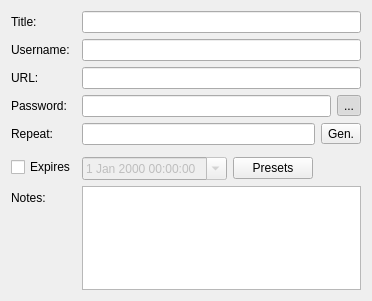
The window that src/gui/entry/EditEntryWidgetMain.ui (keepassxreboot/keepassxc) describes before a commit, drawn with Qt 5.
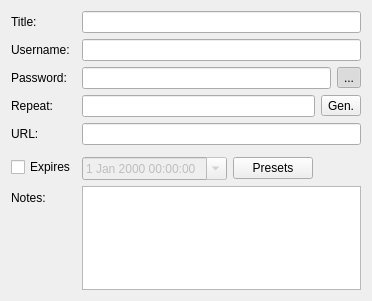
The same window after the commit. Custom widgets are drawn as their Qt base class.

Commit message: EditEntryWidget: move the URL field beneath the password.

```diff
--- a/src/gui/entry/EditEntryWidgetMain.ui
+++ b/src/gui/entry/EditEntryWidgetMain.ui
@@ -34,16 +34,6 @@
    <item row="1" column="1">
     <widget class="QLineEdit" name="usernameEdit"/>
    </item>
-   <item row="2" column="0">
-    <widget class="QLabel" name="urlLabel">
-     <property name="text">
-      <string>URL:</string>
-     </property>
-    </widget>
-   </item>
-   <item row="2" column="1">
-    <widget class="QLineEdit" name="urlEdit"/>
-   </item>
    <item row="3" column="0">
     <widget class="QLabel" name="passwordLabel">
      <property name="text">
@@ -104,16 +94,26 @@
     </layout>
    </item>
    <item row="6" column="1">
+    <widget class="QLineEdit" name="urlEdit"/>
+   </item>
+   <item row="6" column="0">
+    <widget class="QLabel" name="urlLabel">
+     <property name="text">
+      <string>URL:</string>
+     </property>
+    </widget>
+   </item>
+   <item row="7" column="1">
     <widget class="PasswordGeneratorWidget" name="passwordGenerator" native="true"/>
    </item>
-   <item row="7" column="0">
+   <item row="8" column="0">
     <widget class="QCheckBox" name="expireCheck">
      <property name="text">
       <string>Expires</string>
      </property>
     </widget>
    </item>
-   <item row="7" column="1">
+   <item row="8" column="1">
     <layout class="QHBoxLayout" name="horizontalLayout_2">
      <item>
       <widget class="QDateTimeEdit" name="expireDatePicker">
@@ -134,14 +134,14 @@
      </item>
     </layout>
    </item>
-   <item row="8" column="0">
+   <item row="9" column="0">
     <widget class="QLabel" name="notesLabel">
      <property name="text">
       <string>Notes:</string>
      </property>
     </widget>
    </item>
-   <item row="8" column="1">
+   <item row="9" column="1">
     <widget class="QPlainTextEdit" name="notesEdit">
      <property name="sizePolicy">
       <sizepolicy hsizetype="Expanding" vsizetype="Expanding">
```
Left out of the diff: 1 changed line with no effect on the pictures.
